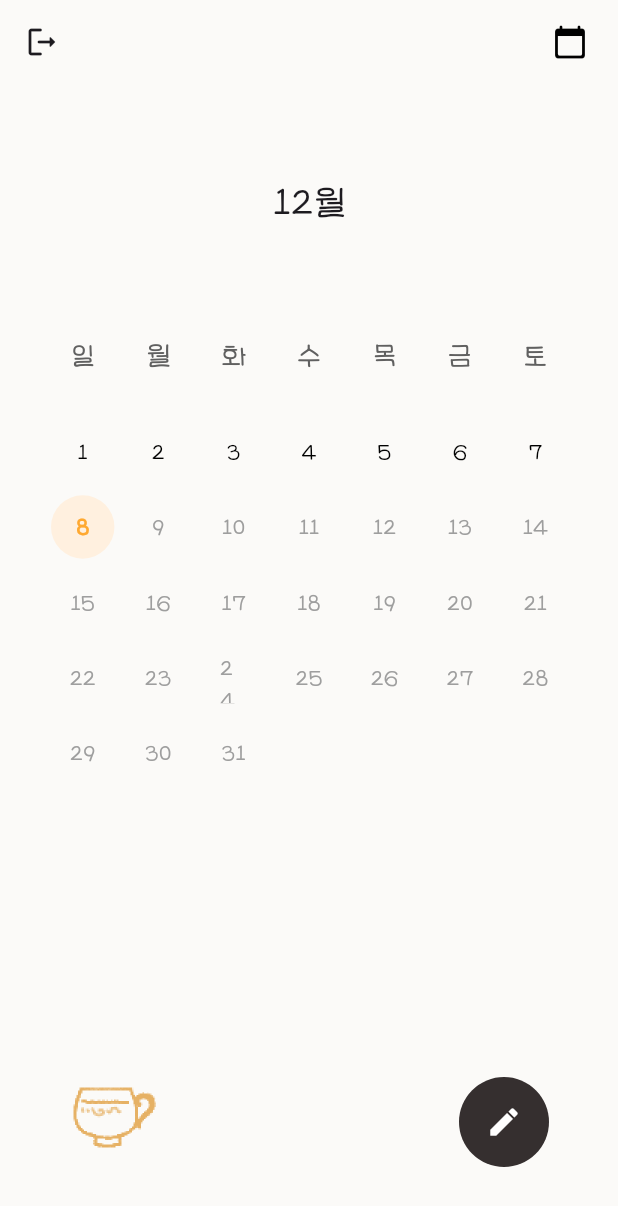
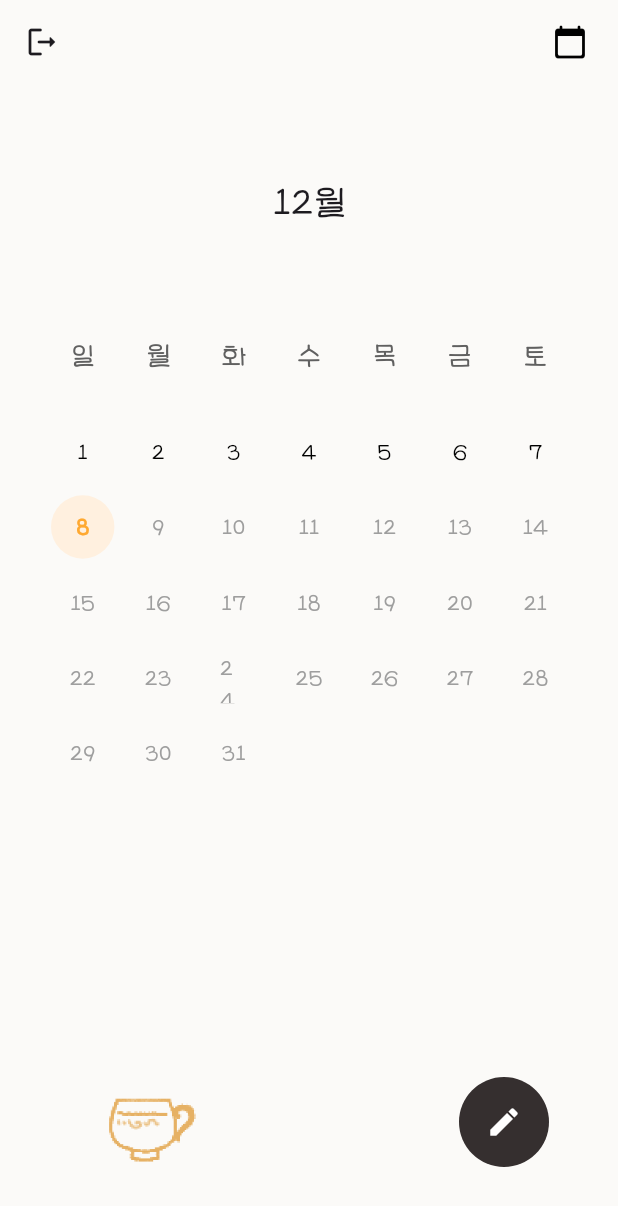
Before and after one commit to happy7yong/moodo, a Flutter app: the HomePage screen opened directly, on a phone screen of 412 x 824 dp. Shown: the top 1206 px of the screen. Run offline on Flutter 3.47's test engine with Material 3 defaults, Android fonts, the phone set to English and light mode, and no system bars; our stand-ins replace cloud_firestore, firebase_auth, firebase_core, flutter_svg; missing offline and left inert: dart_sentiment, translator; accounts and stored records are empty.

Commit message:
화분 크기 조정

```diff
--- a/lib/main.dart
+++ b/lib/main.dart
@@ -355,17 +355,17 @@ class _HomePageState extends State<HomePage> {
           alignment: Alignment.bottomCenter,
           children: [
             Positioned(
-              bottom: 30.0,
+              bottom: 20.0,
               left: 50.0,
               child: SizedBox(
-                width: 80,
-                height: 80,
+                width: 130,
+                height: 130,
                 child: GestureDetector(
                     onTap: () {
                       print("화분이 클릭되었습니다!");
                     },
                     child: Image.asset(
-                      'assets/images/flowerpot.png',
+                      'assets/images/pot/default-pot.png',
                       width: 100,
                       height: 100,
                     )),
```
